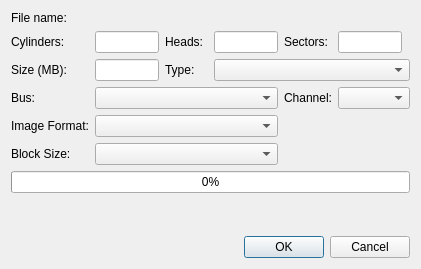
Old version of the form src/qt/qt_harddiskdialog.ui in the repository 86Box/86Box.
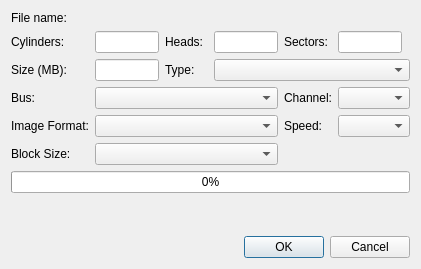
New version of the form. Custom widgets are drawn as their Qt base class.

Commit message: hdd: make speed preset configurable This includes settings UI for Qt

The edit to the form file:
```diff
--- a/src/qt/qt_harddiskdialog.ui
+++ b/src/qt/qt_harddiskdialog.ui
@@ -42,6 +42,16 @@
      </property>
     </widget>
    </item>
+   <item row="6" column="4">
+    <widget class="QLabel" name="label_9">
+     <property name="text">
+      <string>Speed:</string>
+     </property>
+    </widget>
+   </item>
+   <item row="6" column="5">
+    <widget class="QComboBox" name="comboBoxSpeed"/>
+   </item>
    <item row="3" column="4">
     <widget class="QLabel" name="label_5">
      <property name="text">
```
The commit also changes 11 other files.
